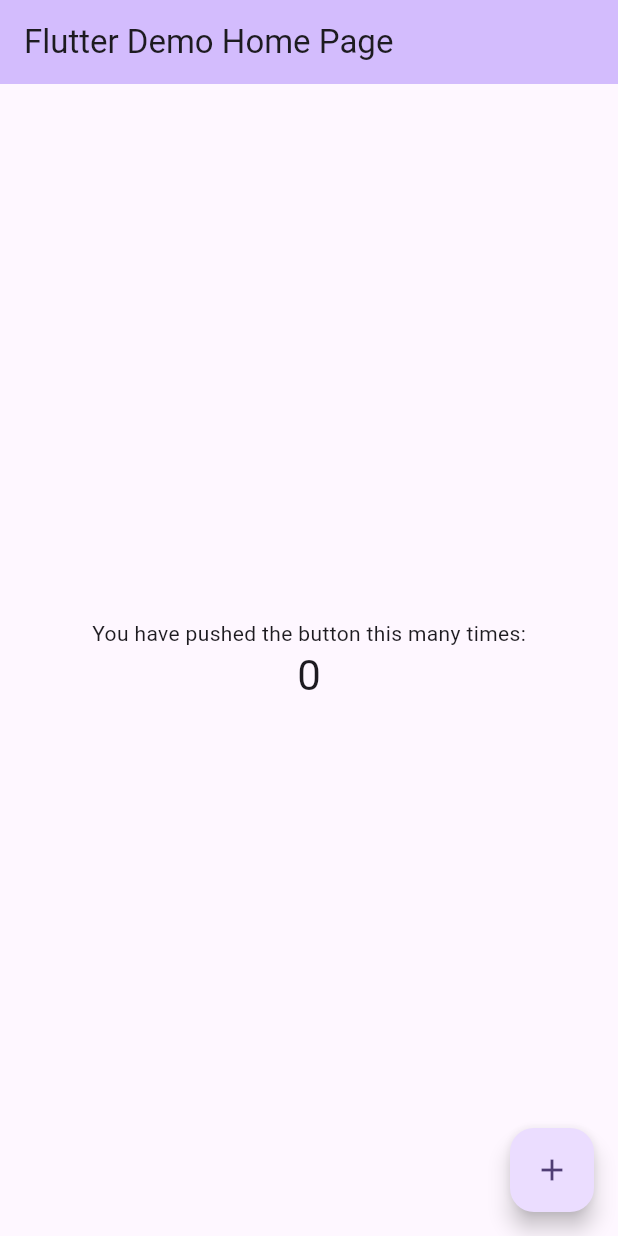
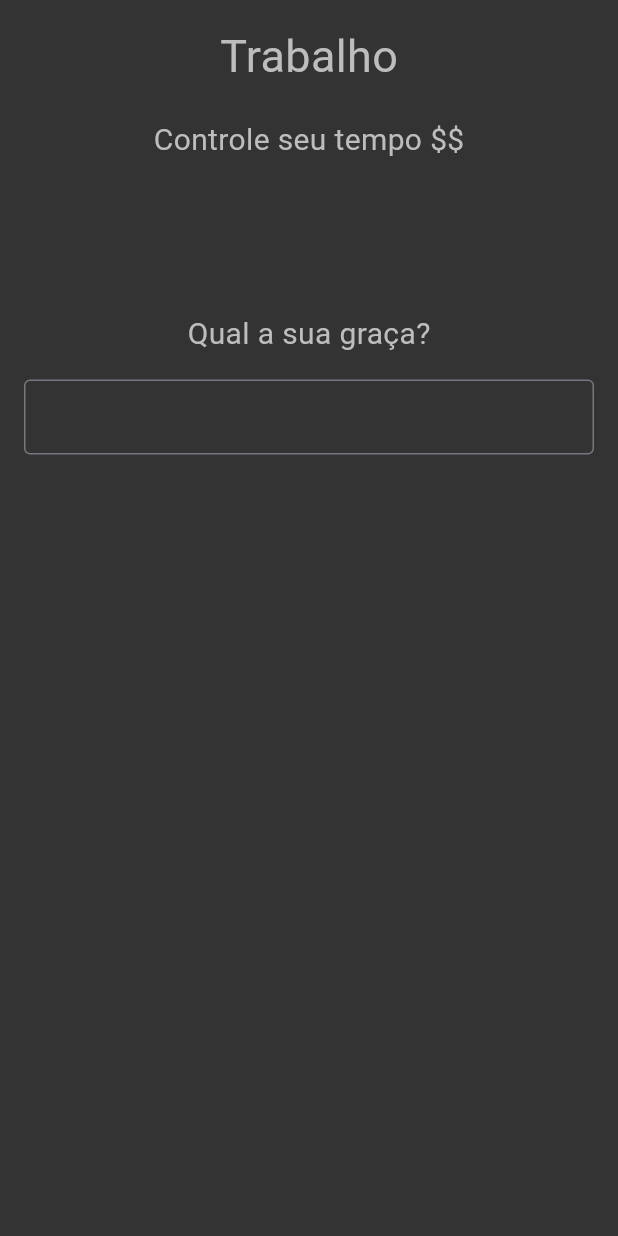
Before and after one commit to rafaelcastrobr/tempoEDinheiro, a Flutter app: the screen it shows after launch, on a phone screen of 412 x 824 dp. Run offline on Flutter 3.47's test engine with Material 2 defaults, Android fonts, the phone set to English and light mode, and no system bars; our stand-ins replace google_fonts; Roboto replaces fonts that are missing (Gugi).

Commit message:
feat: inicio 2

```diff
--- /dev/null
+++ b/lib/config/app_colors.dart
@@ -0,0 +1,7 @@
+import 'package:flutter/material.dart';
+
+class AppColors {
+  static const backgroundDefault = Color.fromRGBO(51, 51, 51, 1);
+
+  static const textDefault = Color.fromRGBO(189, 189, 189, 1);
+}
--- /dev/null
+++ b/lib/config/app_fonts.dart
@@ -0,0 +1,7 @@
+import 'package:flutter/material.dart';
+import 'package:google_fonts/google_fonts.dart';
+
+class AppFonts {
+  static TextStyle h1 = GoogleFonts.gugi(fontSize: 30);
+  static TextStyle h2 = GoogleFonts.gugi(fontSize: 20);
+}
--- /dev/null
+++ b/lib/helpers/app_scaffold.dart
@@ -0,0 +1,34 @@
+import 'package:flutter/material.dart';
+import 'package:tempoEDinheiro/config/app_colors.dart';
+
+class AppScaffold extends StatefulWidget {
+  final Widget body;
+  final Color? backgroundColor;
+  const AppScaffold({
+    Key? key,
+    required this.body,
+    this.backgroundColor = AppColors.backgroundDefault,
+  }) : super(key: key);
+
+  @override
+  State<AppScaffold> createState() => _AppScaffoldState();
+}
+
+class _AppScaffoldState extends State<AppScaffold> {
+  @override
+  Widget build(BuildContext context) {
+    return GestureDetector(
+      onTap: () => FocusScope.of(context).unfocus(),
+      child: Scaffold(
+        resizeToAvoidBottomInset: false,
+        backgroundColor: widget.backgroundColor,
+        body: SafeArea(
+          child: Padding(
+            padding: EdgeInsets.all(16),
+            child: SingleChildScrollView(child: widget.body),
+          ),
+        ),
+      ),
+    );
+  }
+}
--- a/lib/main.dart
+++ b/lib/main.dart
@@ -1,4 +1,5 @@
 import 'package:flutter/material.dart';
+import 'package:tempoEDinheiro/pages/info/info/info_page.dart';
 
 void main() {
   runApp(const MyApp());
@@ -11,6 +12,7 @@ class MyApp extends StatelessWidget {
   @override
   Widget build(BuildContext context) {
     return MaterialApp(
+      debugShowCheckedModeBanner: false,
       title: 'Flutter Demo',
       theme: ThemeData(
         // This is the theme of your application.
@@ -31,95 +33,7 @@ class MyApp extends StatelessWidget {
         colorScheme: ColorScheme.fromSeed(seedColor: Colors.deepPurple),
         useMaterial3: true,
       ),
-      home: const MyHomePage(title: 'Flutter Demo Home Page'),
+      home: const InfoPage(),
     );
   }
 }
-
-class MyHomePage extends StatefulWidget {
-  const MyHomePage({super.key, required this.title});
-
-  // This widget is the home page of your application. It is stateful, meaning
-  // that it has a State object (defined below) that contains fields that affect
-  // how it looks.
-
-  // This class is the configuration for the state. It holds the values (in this
-  // case the title) provided by the parent (in this case the App widget) and
-  // used by the build method of the State. Fields in a Widget subclass are
-  // always marked "final".
-
-  final String title;
-
-  @override
-  State<MyHomePage> createState() => _MyHomePageState();
-}
-
-class _MyHomePageState extends State<MyHomePage> {
-  int _counter = 0;
-
-  void _incrementCounter() {
-    setState(() {
-      // This call to setState tells the Flutter framework that something has
-      // changed in this State, which causes it to rerun the build method below
-      // so that the display can reflect the updated values. If we changed
-      // _counter without calling setState(), then the build method would not be
-      // called again, and so nothing would appear to happen.
-      _counter++;
-    });
-  }
-
-  @override
-  Widget build(BuildContext context) {
-    // This method is rerun every time setState is called, for instance as done
-    // by the _incrementCounter method above.
-    //
-    // The Flutter framework has been optimized to make rerunning build methods
-    // fast, so that you can just rebuild anything that needs updating rather
-    // than having to individually change instances of widgets.
-    return Scaffold(
-      appBar: AppBar(
-        // TRY THIS: Try changing the color here to a specific color (to
-        // Colors.amber, perhaps?) and trigger a hot reload to see the AppBar
-        // change color while the other colors stay the same.
-        backgroundColor: Theme.of(context).colorScheme.inversePrimary,
-        // Here we take the value from the MyHomePage object that was created by
-        // the App.build method, and use it to set our appbar title.
-        title: Text(widget.title),
-      ),
-      body: Center(
-        // Center is a layout widget. It takes a single child and positions it
-        // in the middle of the parent.
-        child: Column(
-          // Column is also a layout widget. It takes a list of children and
-          // arranges them vertically. By default, it sizes itself to fit its
-          // children horizontally, and tries to be as tall as its parent.
-          //
-          // Column has various properties to control how it sizes itself and
-          // how it positions its children. Here we use mainAxisAlignment to
-          // center the children vertically; the main axis here is the vertical
-          // axis because Columns are vertical (the cross axis would be
-          // horizontal).
-          //
-          // TRY THIS: Invoke "debug painting" (choose the "Toggle Debug Paint"
-          // action in the IDE, or press "p" in the console), to see the
-          // wireframe for each widget.
-          mainAxisAlignment: MainAxisAlignment.center,
-          children: <Widget>[
-            const Text(
-              'You have pushed the button this many times:',
-            ),
-            Text(
-              '$_counter',
-              style: Theme.of(context).textTheme.headlineMedium,
-            ),
-          ],
-        ),
-      ),
-      floatingActionButton: FloatingActionButton(
-        onPressed: _incrementCounter,
-        tooltip: 'Increment',
-        child: const Icon(Icons.add),
-      ), // This trailing comma makes auto-formatting nicer for build methods.
-    );
-  }
-}
--- /dev/null
+++ b/lib/pages/info/info/info_page.dart
@@ -0,0 +1,49 @@
+import 'package:flutter/material.dart';
+import 'package:tempoEDinheiro/config/app_colors.dart';
+import 'package:tempoEDinheiro/config/app_fonts.dart';
+import 'package:tempoEDinheiro/helpers/app_scaffold.dart';
+
+class InfoPage extends StatefulWidget {
+  const InfoPage({Key? key}) : super(key: key);
+
+  @override
+  State<InfoPage> createState() => _InfoPageState();
+}
+
+class _InfoPageState extends State<InfoPage> {
+  final TextEditingController _nomeController = TextEditingController();
+  @override
+  Widget build(BuildContext context) {
+    return AppScaffold(
+        body: Column(
+      children: [
+        Column(
+          children: [
+            Text(
+              'Trabalho',
+              style: AppFonts.h1.copyWith(color: AppColors.textDefault),
+            ),
+            const SizedBox(height: 20),
+            Text('Controle seu tempo \$\$', style: AppFonts.h2.copyWith(color: AppColors.textDefault)),
+          ],
+        ),
+        const SizedBox(height: 100),
+        Column(
+          children: [
+            Text('Qual a sua graça?', style: AppFonts.h2.copyWith(color: AppColors.textDefault)),
+            const SizedBox(height: 16),
+            SizedBox(
+              height: 50,
+              child: TextField(
+                controller: _nomeController,
+                decoration: InputDecoration(
+                  border: OutlineInputBorder(),
+                ),
+              ),
+            )
+          ],
+        ),
+      ],
+    ));
+  }
+}
--- a/pubspec.yaml
+++ b/pubspec.yaml
@@ -35,6 +35,7 @@ dependencies:
   # The following adds the Cupertino Icons font to your application.
   # Use with the CupertinoIcons class for iOS style icons.
   cupertino_icons: ^1.0.2
+  google_fonts: ^5.1.0
 
 dev_dependencies:
   flutter_test:
```
Also changed, not shown: pubspec.lock.
